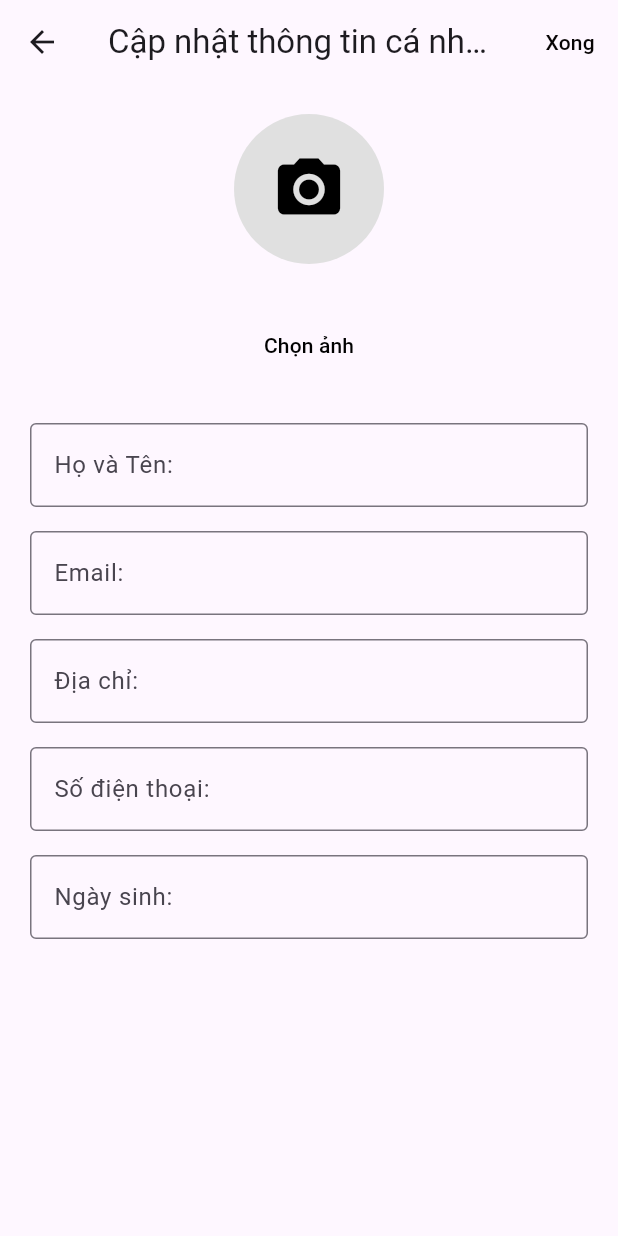
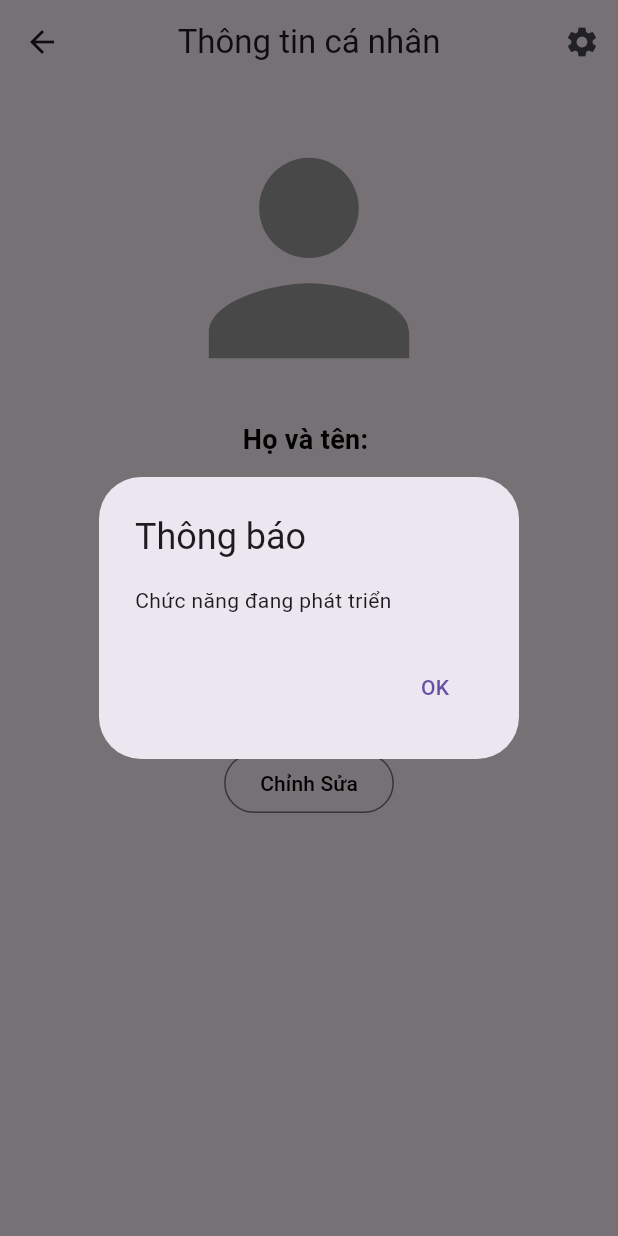
Before and after one commit to ThaiNguyen2402/flutter-app, a Flutter app: the ProfileWidget screen opened directly, after a tap on "Chỉnh Sửa", on a phone screen of 412 x 824 dp. Run offline on Flutter 3.47's test engine with Material 3 defaults, Android fonts, the phone set to English and light mode, and no system bars; our stand-ins replace carousel_slider, dio, shared_preferences, sqflite, youtube_player_flutter; accounts and stored records are empty.

Commit message:
Update mới nhất

```diff
--- a/lib/page/profile/profilewidget.dart
+++ b/lib/page/profile/profilewidget.dart
@@ -2,7 +2,6 @@ import 'dart:convert';
 import 'package:app_bangiay_doan/data/models/user.dart';
 import 'package:flutter/material.dart';
 import 'package:shared_preferences/shared_preferences.dart';
-import 'profileedit.dart';
 import 'settings.dart'; // Import the settings page
 
 class ProfileWidget extends StatefulWidget {
@@ -156,11 +155,22 @@ class _ProfileWidgetState extends State<ProfileWidget> {
                   const SizedBox(height: 40),
                   OutlinedButton(
                     onPressed: () {
-                      Navigator.push(
-                        context,
-                        MaterialPageRoute(
-                          builder: (context) => UpdateProfileScreen(),
-                        ),
+                      showDialog(
+                        context: context,
+                        builder: (BuildContext context) {
+                          return AlertDialog(
+                            title: const Text('Thông báo'),
+                            content: const Text('Chức năng đang phát triển'),
+                            actions: <Widget>[
+                              TextButton(
+                                child: const Text('OK'),
+                                onPressed: () {
+                                  Navigator.of(context).pop();
+                                },
+                              ),
+                            ],
+                          );
+                        },
                       );
                     },
                     child: const Text(
```
Also changed, not shown: lib/page/login-register/register_screen.dart (+4 -4 lines), lib/page/trangchu/trangchuwidget.dart (+8 -8 lines), pubspec.lock.
